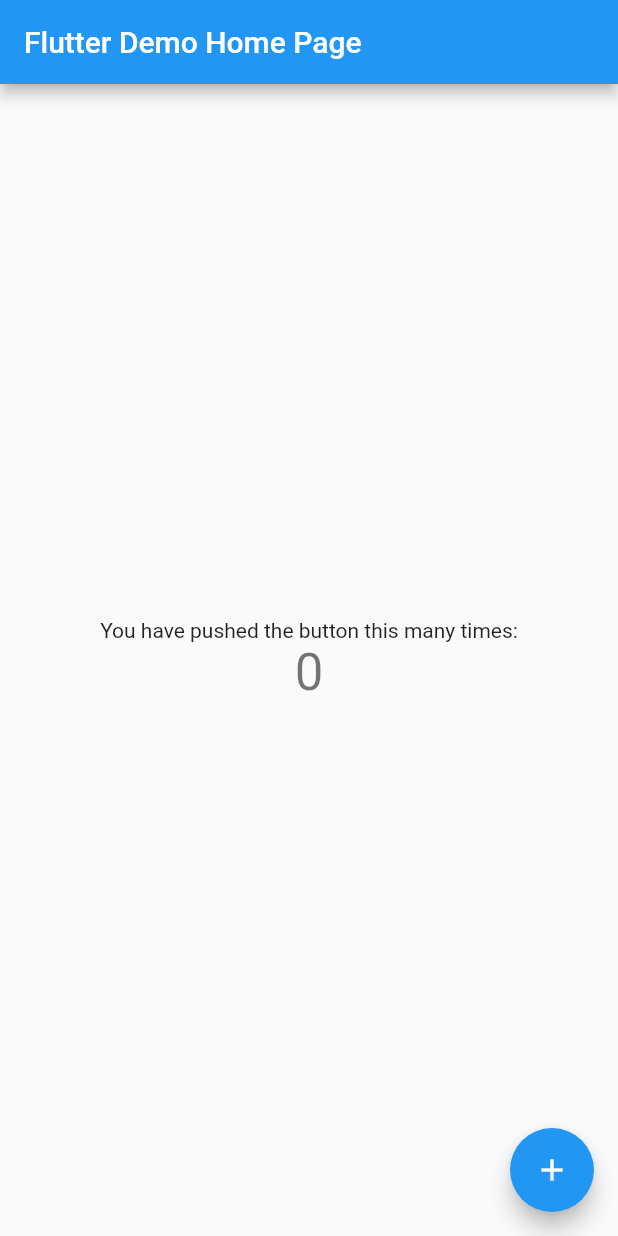
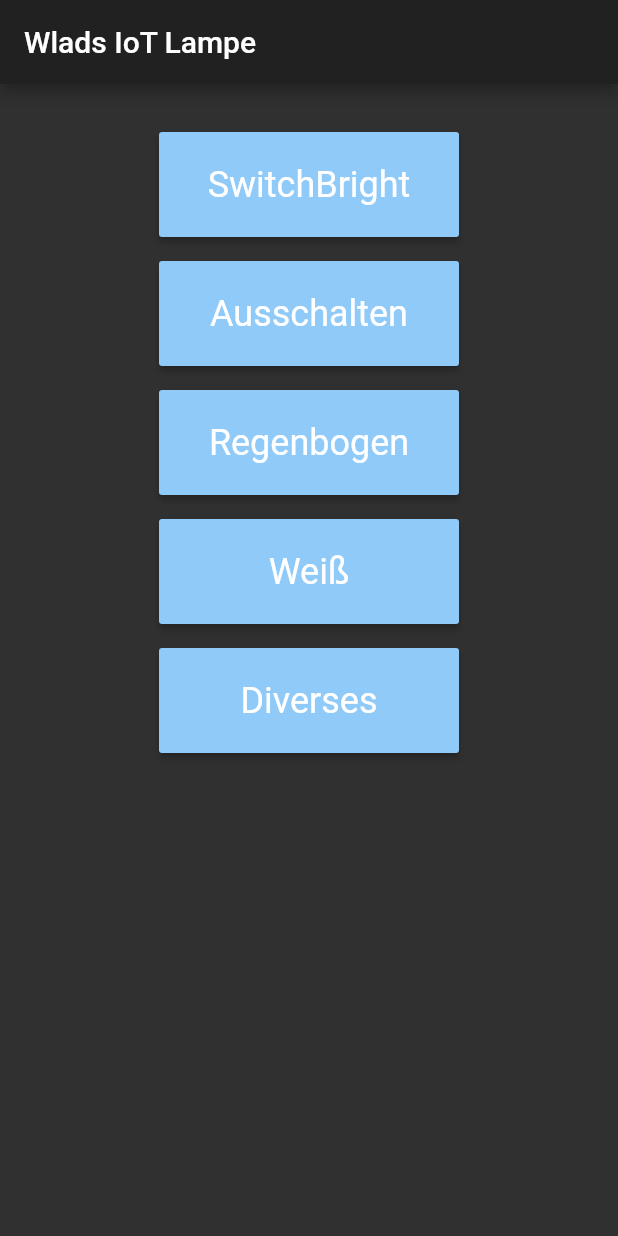
Before and after one commit to tobiasreissmann/ip_remote, a Flutter app: the screen it shows after launch, on a phone screen of 412 x 824 dp. Run offline on Flutter 3.47's test engine with Material 2 defaults, Android fonts, the light colour scheme and no system bars.

Commit message:
design scaffold

```diff
--- a/color_remote/lib/main.dart
+++ b/color_remote/lib/main.dart
@@ -6,57 +6,114 @@
   @override
   Widget build(BuildContext context) {
     return MaterialApp(
-      title: 'Flutter Demo',
       theme: ThemeData(
-        primarySwatch: Colors.blue,
+        primarySwatch: Colors.indigo,
+        brightness: Brightness.dark,
       ),
-      home: MyHomePage(title: 'Flutter Demo Home Page'),
+      home: MyHomePage(),
     );
   }
 }
 
 class MyHomePage extends StatefulWidget {
-  MyHomePage({Key key, this.title}) : super(key: key);
-
-  final String title;
-
   @override
   _MyHomePageState createState() => _MyHomePageState();
 }
 
 class _MyHomePageState extends State<MyHomePage> {
-  int _counter = 0;
-
-  void _incrementCounter() {
-    setState(() {
-      _counter++;
-    });
-  }
-
   @override
   Widget build(BuildContext context) {
     return Scaffold(
       appBar: AppBar(
-        title: Text(widget.title),
+        title: Text('Wlads IoT Lampe'),
       ),
-      body: Center(
-        child: Column(
-          mainAxisAlignment: MainAxisAlignment.center,
+      body: Container(
+        width: MediaQuery.of(context).size.width,
+        child: ListView(
           children: <Widget>[
-            Text(
-              'You have pushed the button this many times:',
-            ),
-            Text(
-              '$_counter',
-              style: Theme.of(context).textTheme.display1,
-            ),
+            Column(
+              mainAxisAlignment: MainAxisAlignment.center,
+              crossAxisAlignment: CrossAxisAlignment.center,
+              children: <Widget>[
+                Padding(
+                  padding: EdgeInsets.all(16),
+                ),
+                ButtonTheme(
+                  minWidth: 200,
+                  height: 70,
+                  buttonColor: Colors.blue[200],
+                  child: RaisedButton(
+                    child: Text(
+                      'SwitchBright',
+                      style: TextStyle(color: Colors.white, fontSize: 24, fontWeight: FontWeight.w400),
+                    ),
+                    onPressed: () => print('Wlad'),
+                  ),
+                ),
+                Padding(
+                  padding: EdgeInsets.all(8),
+                ),
+                ButtonTheme(
+                  minWidth: 200,
+                  height: 70,
+                  buttonColor: Colors.blue[200],
+                  child: RaisedButton(
+                    child: Text(
+                      'Ausschalten',
+                      style: TextStyle(color: Colors.white, fontSize: 24, fontWeight: FontWeight.w400),
+                    ),
+                    onPressed: () => print('Wlad'),
+                  ),
+                ),
+                Padding(
+                  padding: EdgeInsets.all(8),
+                ),
+                ButtonTheme(
+                  minWidth: 200,
+                  height: 70,
+                  buttonColor: Colors.blue[200],
+                  child: RaisedButton(
+                    child: Text(
+                      'Regenbogen',
+                      style: TextStyle(color: Colors.white, fontSize: 24, fontWeight: FontWeight.w400),
+                    ),
+                    onPressed: () => print('Wlad'),
+                  ),
+                ),
+                Padding(
+                  padding: EdgeInsets.all(8),
+                ),
+                ButtonTheme(
+                  minWidth: 200,
+                  height: 70,
+                  buttonColor: Colors.blue[200],
+                  child: RaisedButton(
+                    child: Text(
+                      'Weiß',
+                      style: TextStyle(color: Colors.white, fontSize: 24, fontWeight: FontWeight.w400),
+                    ),
+                    onPressed: () => print('Wlad'),
+                  ),
+                ),
+                Padding(
+                  padding: EdgeInsets.all(8),
+                ),
+                ButtonTheme(
+                  minWidth: 200,
+                  height: 70,
+                  buttonColor: Colors.blue[200],
+                  child: RaisedButton(
+                    child: Text(
+                      'Diverses',
+                      style: TextStyle(color: Colors.white, fontSize: 24, fontWeight: FontWeight.w400),
+                    ),
+                    onPressed: () => print('Wlad'),
+                  ),
+                ),
+              ],
+            )
           ],
         ),
-      ),
-      floatingActionButton: FloatingActionButton(
-        onPressed: _incrementCounter,
-        tooltip: 'Increment',
-        child: Icon(Icons.add),
       ),
     );
   }
```
